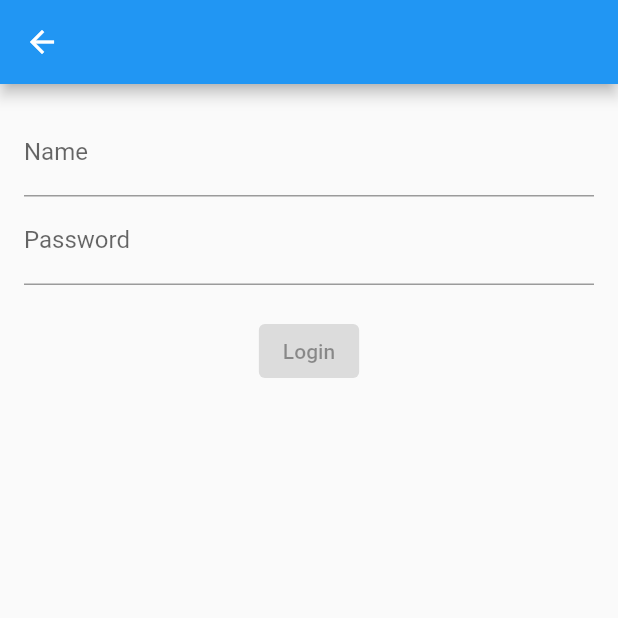
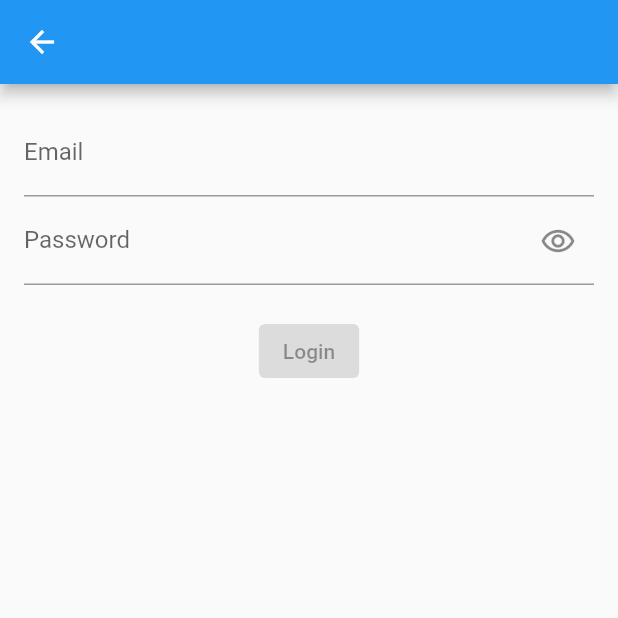
Before and after one commit to RafidKhan/flutter_bloc_example, a Flutter app: the UserFormScreen screen opened directly, on a phone screen of 412 x 824 dp, the top half of it. Run offline on Flutter 3.47's test engine with Material 2 defaults, Android fonts, the phone set to English and light mode, and no system bars; our stand-ins replace bloc, dio, flutter_bloc.

Commit message:
user form validation

```diff
--- a/lib/main.dart
+++ b/lib/main.dart
@@ -1,6 +1,5 @@
 import 'package:flutter/material.dart';
 import 'package:flutter_bloc_example/dashboard/dashboard_screen.dart';
-import 'package:flutter_bloc_example/user_form/view/user_form_screen.dart';
 
 void main() {
   runApp(const MyApp());
--- a/lib/user_form/bloc/user_form_bloc.dart
+++ b/lib/user_form/bloc/user_form_bloc.dart
@@ -5,11 +5,12 @@ import 'package:flutter_bloc_example/user_form/bloc/user_form_state.dart';
 class UserFormBloc extends BlocBase<UserFormState> {
   UserFormBloc()
       : super(UserFormState(
-          name: TextEditingController(),
+          email: TextEditingController(),
           password: TextEditingController(),
           isValid: false,
+          isPasswordObscure: true,
         )) {
-    state.name.addListener(() {
+    state.email.addListener(() {
       isValid();
     });
     state.password.addListener(() {
@@ -18,8 +19,13 @@ class UserFormBloc extends BlocBase<UserFormState> {
   }
 
   void isValid() {
-    if (state.name.text.trim().isNotEmpty &&
-        state.password.text.trim().isNotEmpty) {
+    final bool emailValid = RegExp(
+            r"^[a-zA-Z0-9.a-zA-Z0-9!#$%&'*+-/=?^_`{|}~]+@[a-zA-Z0-9]+\.[a-zA-Z]+")
+        .hasMatch(state.email.text.trim());
+
+    if (state.email.text.trim().isNotEmpty &&
+        state.password.text.trim().isNotEmpty &&
+        emailValid) {
       emit(state.copyWith(isValid: true));
     } else {
       emit(state.copyWith(isValid: false));
@@ -27,8 +33,30 @@ class UserFormBloc extends BlocBase<UserFormState> {
   }
 
   loginUser(BuildContext context) {
-    ScaffoldMessenger.of(context).showSnackBar(SnackBar(
-      content: Text("${state.name.text} ${state.password.text}"),
-    ));
+    showDialog(
+      context: context,
+      builder: (context) => AlertDialog(
+        title: const Text("Login Successful"),
+        content: Column(
+          mainAxisSize: MainAxisSize.min,
+          children: [
+            Text(state.email.text),
+            Text(state.password.text),
+          ],
+        ),
+        actions: [
+          ElevatedButton(
+            onPressed: () {
+              Navigator.pop(context);
+            },
+            child: const Text("Okay"),
+          )
+        ],
+      ),
+    );
+  }
+
+  togglePasswordObscureStatus() {
+    emit(state.copyWith(isPasswordObscure: !state.isPasswordObscure));
   }
 }
--- a/lib/user_form/bloc/user_form_state.dart
+++ b/lib/user_form/bloc/user_form_state.dart
@@ -2,23 +2,27 @@ import 'package:flutter/cupertino.dart';
 
 class UserFormState {
   const UserFormState({
-    required this.name,
+    required this.email,
     required this.password,
+    required this.isPasswordObscure,
     required this.isValid,
   });
 
-  final TextEditingController name;
+  final TextEditingController email;
   final TextEditingController password;
+  final bool isPasswordObscure;
   final bool isValid;
 
   UserFormState copyWith({
-    TextEditingController? name,
+    TextEditingController? email,
     TextEditingController? password,
+    bool? isPasswordObscure,
     bool? isValid,
   }) {
     return UserFormState(
-      name: name ?? this.name,
+      email: email ?? this.email,
       password: password ?? this.password,
+      isPasswordObscure: isPasswordObscure ?? this.isPasswordObscure,
       isValid: isValid ?? this.isValid,
     );
   }
--- a/lib/user_form/view/user_form_screen.dart
+++ b/lib/user_form/view/user_form_screen.dart
@@ -8,6 +8,7 @@ class UserFormScreen extends StatelessWidget {
 
   @override
   Widget build(BuildContext context) {
+    final formKey = GlobalKey<FormState>();
     return BlocProvider(
       create: (_) => UserFormBloc(),
       child: Scaffold(
@@ -15,18 +16,44 @@ class UserFormScreen extends StatelessWidget {
         body: BlocBuilder<UserFormBloc, UserFormState>(
             builder: (BuildContext context, UserFormState state) {
           final bloc = context.read<UserFormBloc>();
-          return Padding(
+          return Form(
+            key: formKey,
+            child: Padding(
               padding: const EdgeInsets.all(16.0),
               child: SingleChildScrollView(
                 child: Column(
                   children: [
-                  TextField(
-                    controller: state.name,
-                    decoration: const InputDecoration(labelText: "Name"),
+                    TextFormField(
+                      controller: state.email,
+                      decoration: const InputDecoration(labelText: "Email"),
+                      onChanged: (value) {
+                        formKey.currentState?.validate();
+                      },
+                      validator: (value) {
+                        if (value != null) {
+                          final bool emailValid = RegExp(
+                                  r"^[a-zA-Z0-9.a-zA-Z0-9!#$%&'*+-/=?^_`{|}~]+@[a-zA-Z0-9]+\.[a-zA-Z]+")
+                              .hasMatch(value.trim());
+                          if (!emailValid) {
+                            return "Please enter a valid email";
+                          }
+                        }
+
+                        return null;
+                      },
                     ),
                     TextField(
                       controller: state.password,
-                    decoration: const InputDecoration(labelText: "Password"),
+                      obscureText: state.isPasswordObscure,
+                      decoration: InputDecoration(
+                        labelText: "Password",
+                        suffixIcon: IconButton(
+                          onPressed: bloc.togglePasswordObscureStatus,
+                          icon: const Icon(
+                            Icons.remove_red_eye_outlined,
+                          ),
+                        ),
+                      ),
                     ),
                     const SizedBox(
                       height: 20,
@@ -34,6 +61,7 @@ class UserFormScreen extends StatelessWidget {
                     ElevatedButton(
                       onPressed: state.isValid
                           ? () {
+                              FocusScope.of(context).unfocus();
                               bloc.loginUser(context);
                             }
                           : null,
@@ -42,6 +70,7 @@ class UserFormScreen extends StatelessWidget {
                   ],
                 ),
               ),
+            ),
           );
         }),
       ),
--- a/lib/user_list/view/user_list_screen.dart
+++ b/lib/user_list/view/user_list_screen.dart
@@ -1,6 +1,5 @@
 import 'package:flutter/material.dart';
 import 'package:flutter_bloc/flutter_bloc.dart';
-import 'package:flutter_bloc_example/user_form/bloc/user_form_bloc.dart';
 import 'package:flutter_bloc_example/user_list/bloc/user_list_bloc.dart';
 import 'package:flutter_bloc_example/user_list/bloc/user_list_state.dart';
 
@@ -14,8 +13,7 @@ class UserListScreen extends StatelessWidget {
       child: Scaffold(
         appBar: AppBar(),
         body: BlocBuilder<UserListBloc, UserListState>(
-            builder: (BuildContext context, UserListState state) {
-          final bloc = context.read<UserListBloc>();
+            builder: (BuildContext context,  state) {
           if (state.isLoading) {
             return const Center(
               child: CircularProgressIndicator(),
```
Lines whose indentation alone changed are shown as unchanged.
